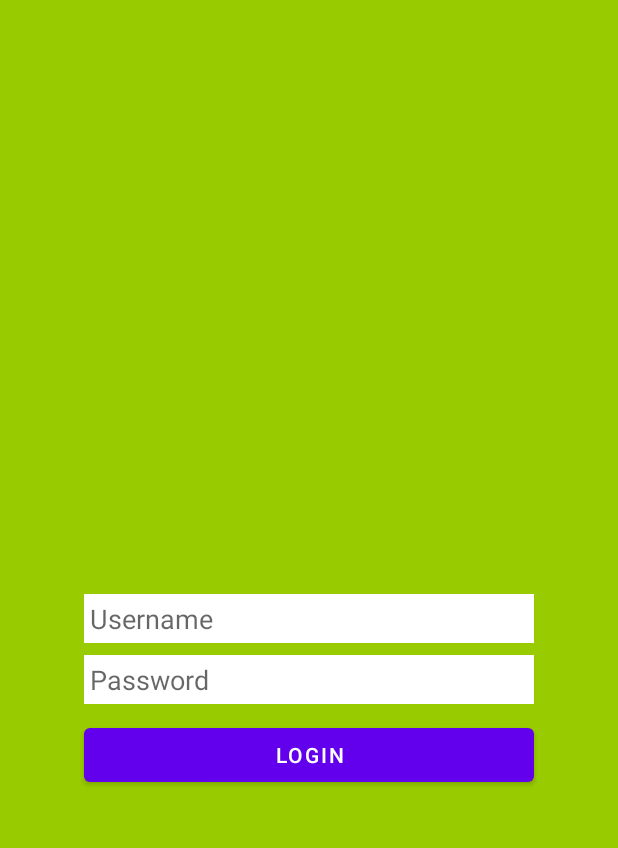
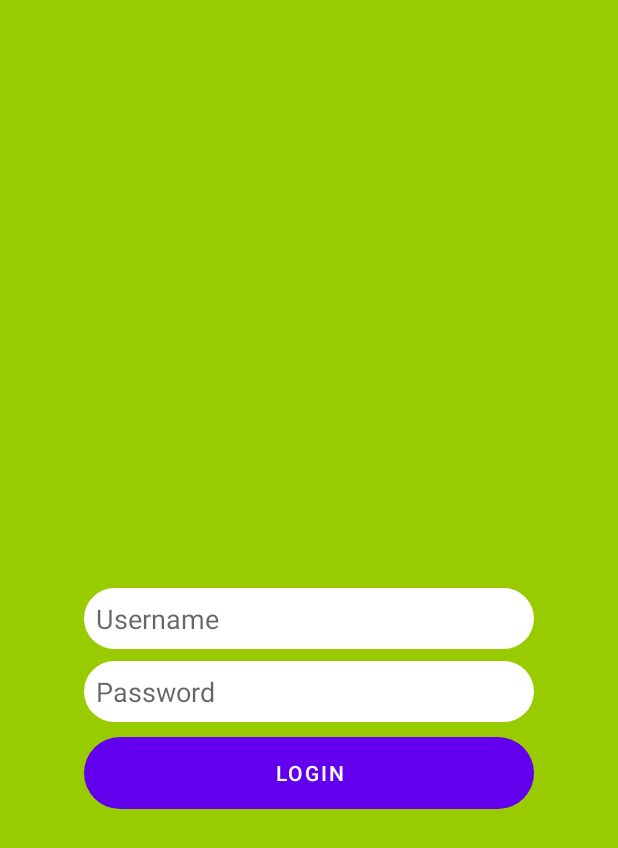
Before and after one commit to ilhamhendrop/greenchat, an Android app: the LoginActivity screen opened directly, with no data from a screen before it, on a phone screen of 412 x 824 dp. Shown: the top 848 px of the screen. Run offline under Robolectric (Android 15) with nearby library versions, the phone set to English and light mode, and no system bars; our stand-ins replace Firebase (no records; nobody signed in at launch, a user with empty details on screens opened directly).

Commit message:
login and create

```diff
--- a/greenchat/app/build.gradle
+++ b/greenchat/app/build.gradle
@@ -2,6 +2,7 @@ plugins {
     id 'com.android.application'
     id 'kotlin-android'
     id 'kotlin-android-extensions'
+    id 'com.google.gms.google-services'
 }
 
 android {
@@ -41,6 +42,10 @@ dependencies {
     implementation 'com.google.android.material:material:1.2.1'
     implementation 'androidx.constraintlayout:constraintlayout:2.0.4'
     implementation 'de.hdodenhof:circleimageview:3.1.0'
+    implementation platform('com.google.firebase:firebase-bom:26.1.0')
+    implementation 'com.google.firebase:firebase-analytics-ktx'
+    implementation 'com.google.firebase:firebase-auth:20.0.1'
+
     testImplementation 'junit:junit:4.13.1'
     androidTestImplementation 'androidx.test.ext:junit:1.1.2'
     androidTestImplementation 'androidx.test.espresso:espresso-core:3.3.0'
--- /dev/null
+++ b/greenchat/app/src/main/res/drawable/rounded_button.xml
@@ -0,0 +1,6 @@
+<?xml version="1.0" encoding="utf-8"?>
+<shape xmlns:android="http://schemas.android.com/apk/res/android">
+
+    <corners android:radius="25dp"/>
+
+</shape>
--- /dev/null
+++ b/greenchat/app/src/main/res/drawable/rounded_edittext.xml
@@ -0,0 +1,7 @@
+<?xml version="1.0" encoding="utf-8"?>
+<shape xmlns:android="http://schemas.android.com/apk/res/android">
+
+    <solid android:color="@android:color/white"/>
+    <corners android:radius="25dp"/>
+
+</shape>
--- a/greenchat/app/src/main/res/layout/activity_login.xml
+++ b/greenchat/app/src/main/res/layout/activity_login.xml
@@ -8,13 +8,13 @@
     tools:context=".ui.activity.LoginActivity">
 
     <EditText
-        android:id="@+id/edUsername"
+        android:id="@+id/edEmail"
         android:layout_width="300dp"
         android:layout_height="wrap_content"
         android:hint="@string/username"
-        android:background="@android:color/white"
-        android:inputType="textPersonName"
-        android:padding="4dp"
+        android:background="@drawable/rounded_edittext"
+        android:inputType="textEmailAddress"
+        android:padding="8dp"
         app:layout_constraintTop_toTopOf="parent"
         app:layout_constraintLeft_toLeftOf="parent"
         app:layout_constraintRight_toRightOf="parent"
@@ -26,13 +26,13 @@
         android:layout_width="300dp"
         android:layout_height="wrap_content"
         android:hint="@string/password"
-        android:background="@android:color/white"
+        android:background="@drawable/rounded_edittext"
         android:inputType="textPassword"
         android:layout_marginTop="8dp"
-        android:padding="4dp"
-        app:layout_constraintTop_toBottomOf="@id/edUsername"
-        app:layout_constraintLeft_toLeftOf="@id/edUsername"
-        app:layout_constraintRight_toRightOf="@id/edUsername"/>
+        android:padding="8dp"
+        app:layout_constraintTop_toBottomOf="@id/edEmail"
+        app:layout_constraintLeft_toLeftOf="@id/edEmail"
+        app:layout_constraintRight_toRightOf="@id/edEmail"/>
 
 
     <Button
@@ -41,6 +41,7 @@
         android:layout_height="wrap_content"
         android:text="@string/login"
         android:layout_marginTop="10dp"
+        android:background="@drawable/rounded_button"
         app:layout_constraintTop_toBottomOf="@id/edPassword"
         app:layout_constraintLeft_toLeftOf="@id/edPassword"
         app:layout_constraintRight_toRightOf="@id/edPassword" />
--- a/greenchat/build.gradle
+++ b/greenchat/build.gradle
@@ -1,6 +1,6 @@
 // Top-level build file where you can add configuration options common to all sub-projects/modules.
 buildscript {
-    ext.kotlin_version = "1.4.10"
+    ext.kotlin_version = '1.4.20'
     repositories {
         google()
         jcenter()
@@ -8,6 +8,7 @@ buildscript {
     dependencies {
         classpath "com.android.tools.build:gradle:4.1.1"
         classpath "org.jetbrains.kotlin:kotlin-gradle-plugin:$kotlin_version"
+        classpath 'com.google.gms:google-services:4.3.4'
 
         // NOTE: Do not place your application dependencies here; they belong
         // in the individual module build.gradle files
```
Also changed, not shown: greenchat/app/src/main/java/com/greensoft/greenchat/ui/activity/LoginActivity.kt (+37 -1 lines), greenchat/app/src/main/java/com/greensoft/greenchat/ui/activity/MainActivity.kt (+22 -1 lines), greenchat/app/src/main/res/layout/activity_main.xml (+7 -6 lines), 1 other file.
